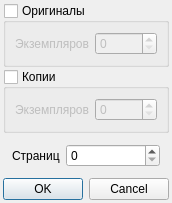
Above: DocWidgets/widgets/documentmetadata.ui from Eveler/cpp_libs before the change. Below: the same form after it.
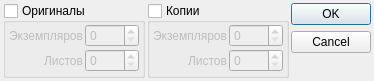
That is the form after the change.

The edit to the form file:
```diff
--- a/DocWidgets/widgets/documentmetadata.ui
+++ b/DocWidgets/widgets/documentmetadata.ui
@@ -6,14 +6,14 @@
    <rect>
     <x>0</x>
     <y>0</y>
-    <width>162</width>
-    <height>179</height>
+    <width>335</width>
+    <height>71</height>
    </rect>
   </property>
   <property name="windowTitle">
    <string>Документ</string>
   </property>
-  <layout class="QVBoxLayout" name="verticalLayout">
+  <layout class="QHBoxLayout" name="horizontalLayout">
    <property name="spacing">
     <number>2</number>
    </property>
@@ -47,20 +47,61 @@
       <property name="fieldGrowthPolicy">
        <enum>QFormLayout::AllNonFixedFieldsGrow</enum>
       </property>
-      <item row="0" column="0">
+      <property name="labelAlignment">
+       <set>Qt::AlignRight|Qt::AlignTrailing|Qt::AlignVCenter</set>
+      </property>
+      <property name="horizontalSpacing">
+       <number>2</number>
+      </property>
+      <property name="verticalSpacing">
+       <number>2</number>
+      </property>
+      <property name="leftMargin">
+       <number>3</number>
+      </property>
+      <property name="topMargin">
+       <number>1</number>
+      </property>
+      <property name="rightMargin">
+       <number>3</number>
+      </property>
+      <property name="bottomMargin">
+       <number>3</number>
+      </property>
+      <item row="1" column="0">
        <widget class="QLabel" name="lb_OriginalNumber">
         <property name="text">
          <string>Экземпляров</string>
         </property>
+        <property name="alignment">
+         <set>Qt::AlignRight|Qt::AlignTrailing|Qt::AlignVCenter</set>
+        </property>
        </widget>
       </item>
-      <item row="0" column="1">
+      <item row="1" column="1">
        <widget class="QSpinBox" name="spBox_OriginalNumber">
         <property name="maximum">
          <number>9999</number>
         </property>
        </widget>
       </item>
+      <item row="3" column="0">
+       <widget class="QLabel" name="lb_Pages">
+        <property name="text">
+         <string>Листов</string>
+        </property>
+        <property name="alignment">
+         <set>Qt::AlignRight|Qt::AlignTrailing|Qt::AlignVCenter</set>
+        </property>
+       </widget>
+      </item>
+      <item row="3" column="1">
+       <widget class="QSpinBox" name="spBox_OriginalPages">
+        <property name="maximum">
+         <number>9999</number>
+        </property>
+       </widget>
+      </item>
      </layout>
     </widget>
    </item>
@@ -76,6 +117,27 @@
       <bool>false</bool>
      </property>
      <layout class="QFormLayout" name="formLayout_2">
+      <property name="labelAlignment">
+       <set>Qt::AlignRight|Qt::AlignTrailing|Qt::AlignVCenter</set>
+      </property>
+      <property name="horizontalSpacing">
+       <number>2</number>
+      </property>
+      <property name="verticalSpacing">
+       <number>2</number>
+      </property>
+      <property name="leftMargin">
+       <number>3</number>
+      </property>
+      <property name="topMargin">
+       <number>1</number>
+      </property>
+      <property name="rightMargin">
+       <number>3</number>
+      </property>
+      <property name="bottomMargin">
+       <number>3</number>
+      </property>
       <item row="0" column="0">
        <widget class="QLabel" name="lb_CopyNumber">
         <property name="text">
@@ -90,33 +152,30 @@
         </property>
        </widget>
       </item>
-     </layout>
-    </widget>
-   </item>
-   <item>
-    <widget class="QWidget" name="widget" native="true">
-     <layout class="QFormLayout" name="formLayout_3">
-      <item row="0" column="0">
-       <widget class="QLabel" name="lb_Pages">
-        <property name="text">
-         <string>Страниц</string>
-        </property>
-       </widget>
-      </item>
-      <item row="0" column="1">
-       <widget class="QSpinBox" name="spBox_Pages">
+      <item row="2" column="1">
+       <widget class="QSpinBox" name="spBox_CopyPages">
         <property name="maximum">
          <number>9999</number>
         </property>
        </widget>
       </item>
+      <item row="2" column="0">
+       <widget class="QLabel" name="lb_Pages_2">
+        <property name="text">
+         <string>Листов</string>
+        </property>
+        <property name="alignment">
+         <set>Qt::AlignRight|Qt::AlignTrailing|Qt::AlignVCenter</set>
+        </property>
+       </widget>
+      </item>
      </layout>
     </widget>
    </item>
    <item>
     <widget class="QDialogButtonBox" name="buttonBox">
      <property name="orientation">
-      <enum>Qt::Horizontal</enum>
+      <enum>Qt::Vertical</enum>
      </property>
      <property name="standardButtons">
       <set>QDialogButtonBox::Cancel|QDialogButtonBox::Ok</set>
```
Left out of the diff: 4 changed lines with no effect on the pictures.
